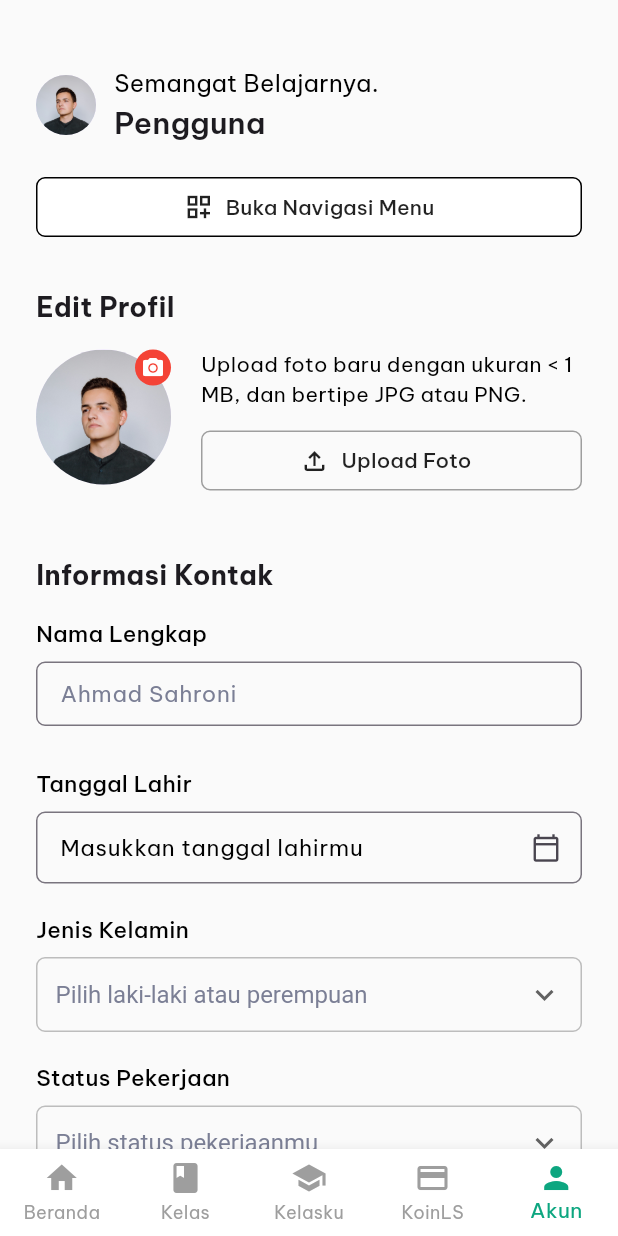
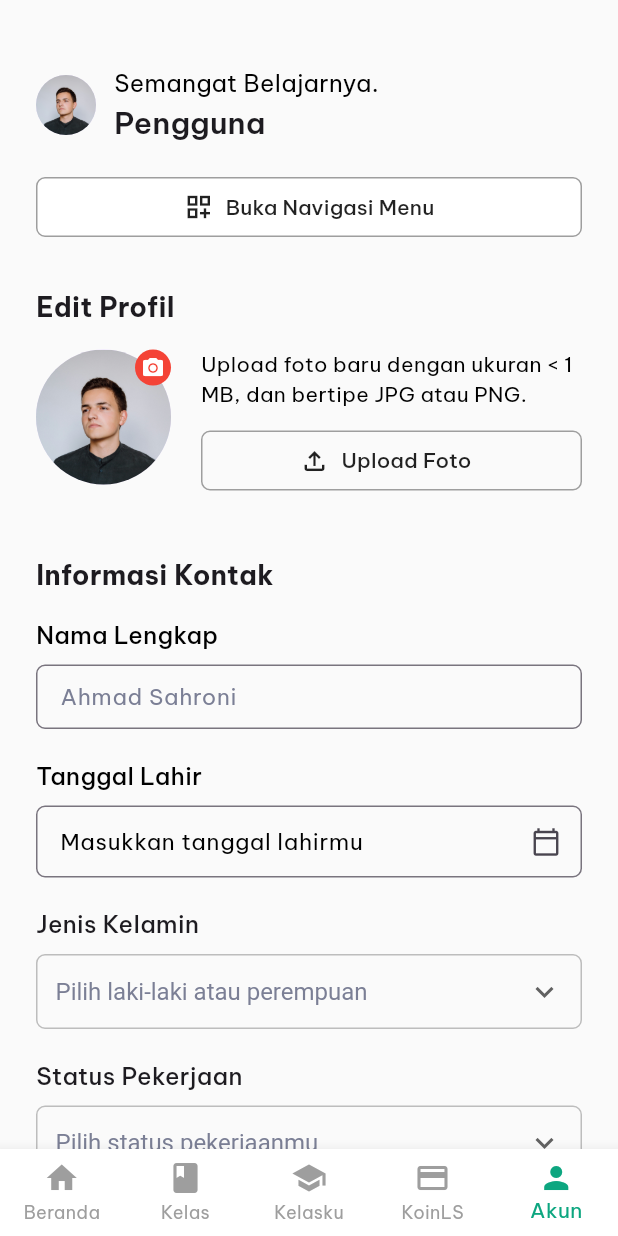
Before and after one commit to kelvinjulian/luar-sekolah-lms, a Flutter app: the HomePage screen opened by its route, swiped to page 5, on a phone screen of 412 x 824 dp. Run offline on Flutter 3.47's test engine with Material 3 defaults, Android fonts, the phone set to English and light mode, and no system bars; our stand-ins replace flutter_svg, go_router, google_fonts, shared_preferences; accounts and stored records are empty.

Commit message:
refactor(account): Refactor form to use DropdownField widget
Update the account page form by replacing the combination of InputLabel and CustomDropdown with the new, cleaner DropdownField component.

```diff
--- a/lib/pages/account_page.dart
+++ b/lib/pages/account_page.dart
@@ -1,16 +1,14 @@
-// account_page.dart (UPDATED)
+// lib/pages/account_page.dart
 
 import 'package:flutter/material.dart';
-import 'package:shared_preferences/shared_preferences.dart'; // Buat simpan data profil permanen
-import '../widgets/input_field.dart'; // Input field custom kita
-import '../widgets/input_label.dart'; // Label teks custom kita
-import '../widgets/custom_dropdown.dart'; // Dropdown custom kita
+import 'package:go_router/go_router.dart';
+import 'package:shared_preferences/shared_preferences.dart';
+import '../widgets/input_field.dart';
+import '../widgets/dropdown_field.dart'; // Menggunakan widget DropdownField yang baru
 
 // Warna yang sering dipakai di layout
 const Color lsGreen = Color(0xFF0DA680);
-const Color backgroundLight = Color(0xFFFAFAFA);
 
-// Widget utama halaman Akun, dia Stateful karena isinya bisa diubah user
 class AccountPage extends StatefulWidget {
   const AccountPage({super.key});
 
@@ -18,26 +16,22 @@ class AccountPage extends StatefulWidget {
   State<AccountPage> createState() => _AccountPageState();
 }
 
-// State untuk menyimpan semua data, controller, dan logika form
 class _AccountPageState extends State<AccountPage> {
-  // Controller buat ambil dan simpan teks dari field Nama dan Alamat
   final TextEditingController nameController = TextEditingController();
   final TextEditingController addressController = TextEditingController();
 
-  // Variabel state untuk data yang pakai Dropdown atau Date Picker
   String _dateOfBirth = 'Masukkan tanggal lahirmu';
   String _gender = 'Pilih laki-laki atau perempuan';
   String _jobStatus = 'Pilih status pekerjaanmu';
 
-  // Daftar opsi untuk Dropdown Jenis Kelamin
+  // Daftar opsi HARUS menyertakan placeholder sebagai item pertama
   final List<String> genderOptions = [
-    'Pilih laki-laki atau perempuan', // Placeholder
+    'Pilih laki-laki atau perempuan',
     'Laki-laki',
     'Perempuan',
   ];
-  // Daftar opsi untuk Dropdown Status Pekerjaan
   final List<String> jobOptions = [
-    'Pilih status pekerjaanmu', // Placeholder
+    'Pilih status pekerjaanmu',
     'Pelajar',
     'Karyawan',
     'Wiraswasta',
@@ -47,18 +41,13 @@ class _AccountPageState extends State<AccountPage> {
   @override
   void initState() {
     super.initState();
-    _loadProfileData(); // Langsung muat data profil saat halaman pertama kali dibuka
+    _loadProfileData();
   }
 
-  // =====================================
-  //* FUNGSI SHAREDPREFERENCES & LOGIKA
-  // =====================================
-
-  //? Fungsi untuk memuat data dari SharedPreferences
+  // Fungsi untuk memuat data dari SharedPreferences
   void _loadProfileData() async {
-    final prefs = await SharedPreferences.getInstance(); // Ambil storage
+    final prefs = await SharedPreferences.getInstance();
     setState(() {
-      // Baca data dari storage. Kalau nggak ada, pakai nilai default yang kita tentukan
       nameController.text = prefs.getString('profile_name') ?? 'Ahmad Sahroni';
       addressController.text = prefs.getString('profile_address') ?? '';
       _dateOfBirth =
@@ -68,18 +57,16 @@ class _AccountPageState extends State<AccountPage> {
     });
   }
 
-  //? Fungsi untuk menyimpan perubahan data ke SharedPreferences saat tombol ditekan
+  // Fungsi untuk menyimpan perubahan data
   void _saveProfileData() async {
     final prefs = await SharedPreferences.getInstance();
-    // Simpan semua nilai state dan controller
     await prefs.setString('profile_name', nameController.text);
     await prefs.setString('profile_address', addressController.text);
     await prefs.setString('profile_dob', _dateOfBirth);
     await prefs.setString('profile_gender', _gender);
     await prefs.setString('profile_job', _jobStatus);
 
-    //? Tampilkan notifikasi keberhasilan di bagian atas layar (SnackBar)
-    // ignore: use_build_context_synchronously
+    if (mounted) {
       ScaffoldMessenger.of(context).showSnackBar(
         SnackBar(
           content: const Text(
@@ -87,65 +74,84 @@ class _AccountPageState extends State<AccountPage> {
             textAlign: TextAlign.center,
             style: TextStyle(color: Colors.white),
           ),
-        backgroundColor: Colors.grey[800], // Warna background SnackBar
-        behavior: SnackBarBehavior.floating, // Bikin SnackBar melayang
-        // Menggunakan margin untuk mendorong SnackBar ke bagian atas layar
+          backgroundColor: Colors.grey[800],
+          behavior: SnackBarBehavior.floating,
           margin: EdgeInsets.only(
-          // ignore: use_build_context_synchronously
             bottom: MediaQuery.of(context).size.height - 200,
             right: 40,
             left: 40,
           ),
           padding: const EdgeInsets.symmetric(vertical: 15),
-        duration: const Duration(seconds: 3), // Durasi muncul
-        shape: RoundedRectangleBorder(
-          borderRadius: BorderRadius.circular(8),
-        ), // Sudut melengkung
+          duration: const Duration(seconds: 3),
+          shape: RoundedRectangleBorder(borderRadius: BorderRadius.circular(8)),
         ),
       );
     }
+  }
 
-  //? Fungsi untuk memunculkan kalender (Date Picker)
+  // Fungsi untuk menampilkan kalender (Date Picker)
   Future<void> _selectDate(BuildContext context) async {
     final DateTime? picked = await showDatePicker(
       context: context,
-      initialDate: DateTime.now(), // Tanggal yang muncul pertama kali
+      initialDate: DateTime.now(),
       firstDate: DateTime(1900),
       lastDate: DateTime.now(),
     );
     if (picked != null && picked.toString().split(' ')[0] != _dateOfBirth) {
       setState(() {
-        // Ambil format tanggal YYYY-MM-DD
         _dateOfBirth = picked.toString().split(' ')[0];
       });
     }
   }
 
+  // Fungsi untuk menampilkan dialog konfirmasi logout
+  Future<void> _showLogoutConfirmationDialog() async {
+    return showDialog<void>(
+      context: context,
+      barrierDismissible: false,
+      builder: (BuildContext dialogContext) {
+        return AlertDialog(
+          shape: RoundedRectangleBorder(
+            borderRadius: BorderRadius.circular(12),
+          ),
+          title: const Text('Konfirmasi Logout'),
+          content: const Text('Apakah Anda yakin ingin keluar dari akun Anda?'),
+          actions: <Widget>[
+            TextButton(
+              child: const Text('Batal'),
+              onPressed: () => Navigator.of(dialogContext).pop(),
+            ),
+            TextButton(
+              style: TextButton.styleFrom(foregroundColor: Colors.red),
+              child: const Text('Ya, Keluar'),
+              onPressed: () => context.go('/login'),
+            ),
+          ],
+        );
+      },
+    );
+  }
+
   @override
   Widget build(BuildContext context) {
-    // Kita nggak pakai Scaffold karena halaman ini dimuat di Body Scaffold milik HomePage
     return SafeArea(
-      // Pastikan konten nggak ketutupan notch HP
       child: SingleChildScrollView(
-        // Agar bisa di-scroll kalau kontennya panjang
         padding: const EdgeInsets.all(24),
         child: Column(
-          crossAxisAlignment: CrossAxisAlignment.start, // Semua rata kiri
+          crossAxisAlignment: CrossAxisAlignment.start,
           children: [
-            // Header Profil Statis
+            // =========================================================
+            // BAGIAN HEADER PROFIL & NAVIGASI (DIKEMBALIKAN)
+            // =========================================================
             const SizedBox(height: 20),
-
-            //* === BARIS ATAS: FOTO KECIL + TEKS SAPAAN ===
             Row(
               crossAxisAlignment: CrossAxisAlignment.center,
               children: [
-                // LINGKARAN FOTO KECIL (AVATAR)
                 const CircleAvatar(
                   backgroundImage: AssetImage("assets/images/avatar.jpg"),
                   radius: 20,
                 ),
-                const SizedBox(width: 12), // Jarak horizontal
-                // Teks Sapaan dan Nama
+                const SizedBox(width: 12),
                 Column(
                   crossAxisAlignment: CrossAxisAlignment.start,
                   children: [
@@ -166,40 +172,34 @@ class _AccountPageState extends State<AccountPage> {
                 ),
               ],
             ),
-
             const SizedBox(height: 18),
-
-            //? Tombol Buka Navigasi Menu
             SizedBox(
-              width: double.infinity, // Full width
+              width: double.infinity,
               child: OutlinedButton.icon(
-                style: ElevatedButton.styleFrom(
+                style: OutlinedButton.styleFrom(
                   padding: const EdgeInsets.symmetric(vertical: 10),
                   backgroundColor: Colors.white,
                   foregroundColor: Colors.black87,
-                  side: const BorderSide(color: Color.fromARGB(255, 0, 0, 0)),
+                  side: const BorderSide(color: Colors.grey),
                   shape: RoundedRectangleBorder(
                     borderRadius: BorderRadius.circular(6),
                   ),
                 ),
-                onPressed: () {}, // Aksi tombol belum ada
+                onPressed: () {},
                 icon: const Icon(Icons.dashboard_customize_outlined, size: 20),
                 label: const Text("Buka Navigasi Menu"),
               ),
             ),
-
             const SizedBox(height: 30),
 
-            // =========================
-            //* BAGIAN EDIT PROFIL (FOTO)
-            // =========================
+            // =========================================================
+            // BAGIAN EDIT PROFIL (FOTO)
+            // =========================================================
             const Text(
               "Edit Profil",
               style: TextStyle(fontWeight: FontWeight.bold, fontSize: 18),
             ),
             const SizedBox(height: 15),
-
-            //? Avatar BESAR dan Tombol Upload (Masih placeholder)
             Row(
               crossAxisAlignment: CrossAxisAlignment.start,
               children: [
@@ -209,7 +209,6 @@ class _AccountPageState extends State<AccountPage> {
                       backgroundImage: AssetImage("assets/images/avatar.jpg"),
                       radius: 45,
                     ),
-                    // Icon Kamera Kecil di pojok
                     Positioned(
                       top: 0,
                       right: 0,
@@ -235,18 +234,13 @@ class _AccountPageState extends State<AccountPage> {
                     children: [
                       const Text(
                         "Upload foto baru dengan ukuran < 1 MB, dan bertipe JPG atau PNG.",
-                        style: TextStyle(
-                          fontSize: 14,
-                          color: Color.fromARGB(255, 0, 0, 0),
-                        ),
+                        style: TextStyle(fontSize: 14, color: Colors.black),
                       ),
                       const SizedBox(height: 10),
                       SizedBox(
                         width: double.infinity,
                         child: OutlinedButton.icon(
-                          onPressed: () {
-                            /* Logika Image Picker */
-                          }, // Tombol masih dummy
+                          onPressed: () {},
                           icon: const Icon(
                             Icons.file_upload_outlined,
                             size: 20,
@@ -266,40 +260,32 @@ class _AccountPageState extends State<AccountPage> {
                 ),
               ],
             ),
-
             const SizedBox(height: 40),
 
-            // =========================
-            //* SUB-HEADER: DATA DIRI (Form)
-            // =========================
+            // =========================================================
+            // BAGIAN FORM INFORMASI KONTAK (DI-REFACTOR)
+            // =========================================================
             const Text(
               "Informasi Kontak",
               style: TextStyle(fontWeight: FontWeight.bold, fontSize: 18),
             ),
             const SizedBox(height: 15),
-
-            //? 1. Nama Lengkap (pakai label bawaan InputField)
             InputField(
               label: "Nama Lengkap",
+              labelSize: 16,
+              labelWeight: FontWeight.w500,
               controller: nameController,
               hint: "Ahmad Sahroni",
-              validator: (value) => (value == null || value.isEmpty)
-                  ? 'Nama tidak boleh kosong'
-                  : null,
             ),
             const SizedBox(height: 20),
-
-            //? 2. Tanggal Lahir (pakai label terpisah + GestureDetector untuk kalender)
-            // InputLabel(label: "Tanggal Lahir"), // Label terpisah
-            const SizedBox(height: 8), // Jarak manual yang sudah kita setting
             GestureDetector(
-              onTap: () => _selectDate(context), // Panggil kalender
+              onTap: () => _selectDate(context),
               child: AbsorbPointer(
-                // Bikin field tidak bisa diketik, hanya bisa diklik
                 child: InputField(
                   controller: TextEditingController(text: _dateOfBirth),
-                  label:
-                      "Tanggal Lahir", // Label dikosongkan agar InputField tidak menampilkan label ganda
+                  label: "Tanggal Lahir",
+                  labelSize: 16,
+                  labelWeight: FontWeight.w500,
                   hint: _dateOfBirth,
                   suffixIcon: const Icon(
                     Icons.calendar_today_outlined,
@@ -310,37 +296,31 @@ class _AccountPageState extends State<AccountPage> {
             ),
             const SizedBox(height: 20),
 
-            //? 3. Jenis Kelamin (pakai Dropdown custom)
-            InputLabel(label: "Jenis Kelamin"),
-            const SizedBox(height: 8), // Jarak manual
-            CustomDropdown(
+            // TODO MODIFIKASI: Menggunakan DropdownField
+            DropdownField(
+              label: "Jenis Kelamin",
+              labelSize: 16,
+              labelWeight: FontWeight.w500,
               value: _gender,
               options: genderOptions,
-              onChanged: (newValue) {
-                setState(() {
-                  _gender = newValue!;
-                });
-              },
+              onChanged: (newValue) => setState(() => _gender = newValue!),
             ),
             const SizedBox(height: 20),
 
-            //? 4. Status Pekerjaan (pakai Dropdown custom)
-            InputLabel(label: "Status Pekerjaan"),
-            const SizedBox(height: 8), // Jarak manual
-            CustomDropdown(
+            // TODO MODIFIKASI: Menggunakan DropdownField
+            DropdownField(
+              label: "Status Pekerjaan",
+              labelSize: 16,
+              labelWeight: FontWeight.w500,
               value: _jobStatus,
               options: jobOptions,
-              onChanged: (newValue) {
-                setState(() {
-                  _jobStatus = newValue!;
-                });
-              },
+              onChanged: (newValue) => setState(() => _jobStatus = newValue!),
             ),
             const SizedBox(height: 20),
-
-            //? 5. Alamat Lengkap (pakai InputField dengan multi-baris)
             InputField(
               label: "Alamat Lengkap",
+              labelSize: 16,
+              labelWeight: FontWeight.w500,
               controller: addressController,
               hint: "Masukkan alamat lengkap",
               minLines: 3,
@@ -348,11 +328,11 @@ class _AccountPageState extends State<AccountPage> {
             ),
             const SizedBox(height: 30),
 
-            //? Tombol Simpan Perubahan
+            // Tombol Simpan Perubahan
             SizedBox(
               width: double.infinity,
               child: ElevatedButton(
-                onPressed: _saveProfileData, // Panggil fungsi simpan
+                onPressed: _saveProfileData,
                 style: ElevatedButton.styleFrom(
                   padding: const EdgeInsets.symmetric(vertical: 12),
                   backgroundColor: lsGreen,
@@ -365,6 +345,25 @@ class _AccountPageState extends State<AccountPage> {
               ),
             ),
             const SizedBox(height: 15),
+
+            // Tombol Logout
+            SizedBox(
+              width: double.infinity,
+              child: ElevatedButton.icon(
+                onPressed: _showLogoutConfirmationDialog,
+                style: ElevatedButton.styleFrom(
+                  padding: const EdgeInsets.symmetric(vertical: 12),
+                  backgroundColor: Colors.red[700],
+                  foregroundColor: Colors.white,
+                  shape: RoundedRectangleBorder(
+                    borderRadius: BorderRadius.circular(6),
+                  ),
+                ),
+                icon: const Icon(Icons.logout),
+                label: const Text("Logout"),
+              ),
+            ),
+            const SizedBox(height: 15),
           ],
         ),
       ),
```
Lines whose indentation alone changed are shown as unchanged.
